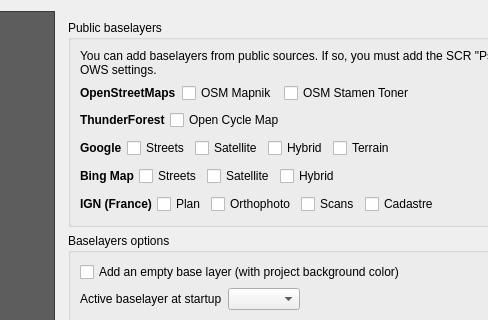
3liz/lizmap-plugin, file ui_lizmap.ui: the form before one commit; both pictures show x 212 to 700 and y 0 to 320 of the 1036 by 845 pixel window.
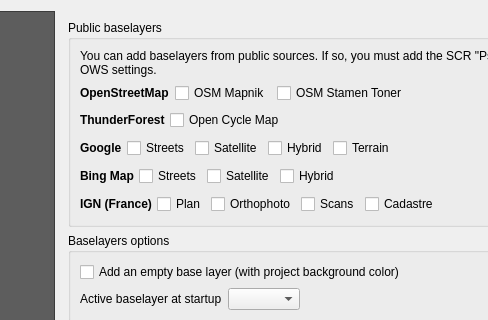
The form after the commit. The open tabs and pages were chosen to show the change. Icons and pictures are not drawn. Custom widgets are drawn as their Qt base class.

The edit to the form file:
```diff
--- a/ui_lizmap.ui
+++ b/ui_lizmap.ui
@@ -1565,7 +1565,7 @@
                        </font>
                       </property>
                       <property name="text">
-                       <string>OpenStreetMaps</string>
+                       <string>OpenStreetMap</string>
                       </property>
                      </widget>
                     </item>
```
